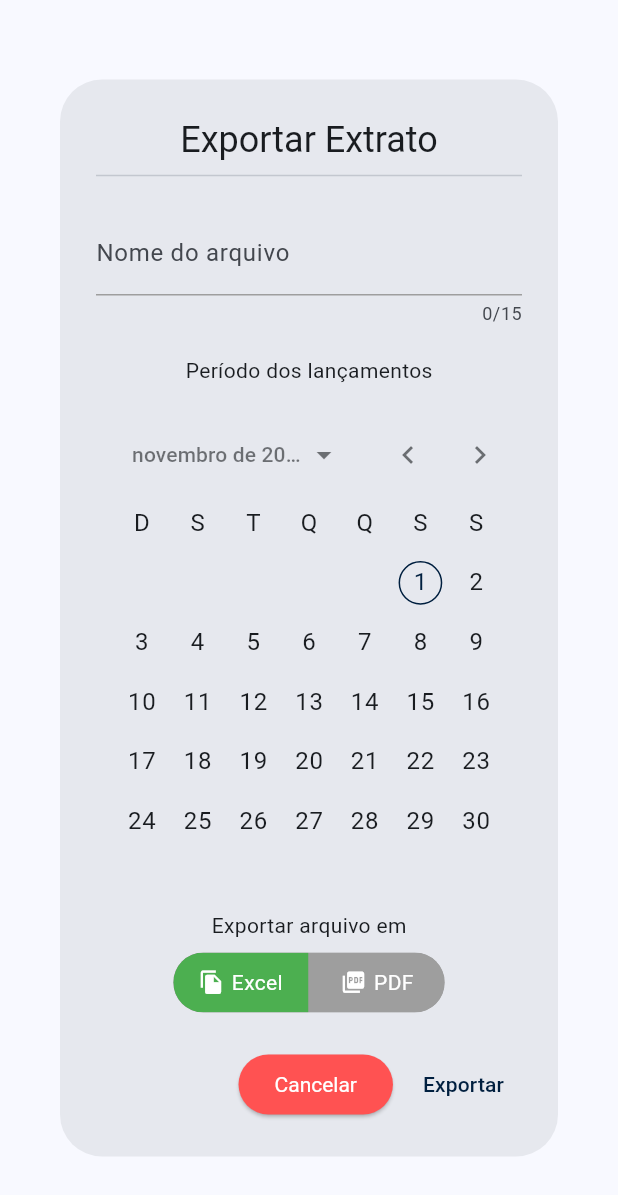
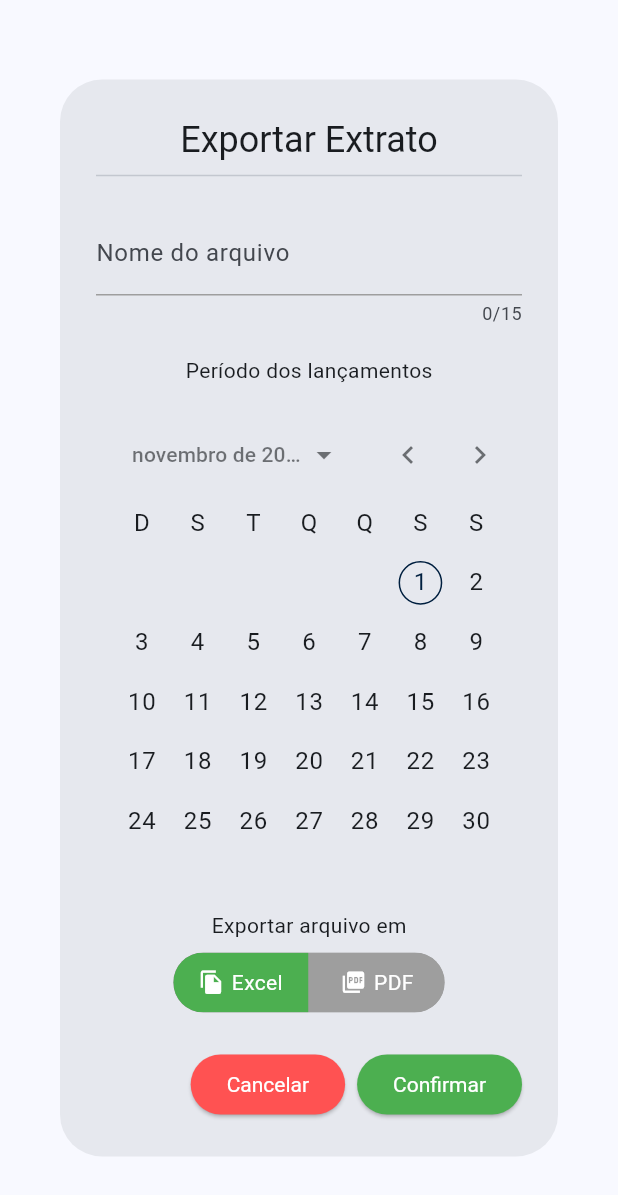
Before and after one commit to Mateus-Leandro/gestao_ejc, a Flutter app: the CustomFinancialReportForm widget shown alone on an empty page, opened directly, on a phone screen of 412 x 824 dp. Shown: the top 1195 px of the screen. Run offline on Flutter 3.47's test engine with Material 3 defaults, Android fonts, the phone set to English and light mode, and no system bars; drawn by our look-alikes of calendar_date_picker2, toggle_switch; our stand-ins replace buttons_tabbar, cloud_firestore, firebase_auth, firebase_core, font_awesome_flutter, get_it and 2 more; missing offline and left inert: currency_textfield, dart:html, syncfusion_flutter_pdf, syncfusion_flutter_xlsio; accounts and stored records are empty.

Commit message:
Botão de confirmação utilizar ícone personalizado.

```diff
--- a/lib/components/forms/custom_financial_report_form.dart
+++ b/lib/components/forms/custom_financial_report_form.dart
@@ -1,6 +1,7 @@
 import 'package:calendar_date_picker2/calendar_date_picker2.dart';
 import 'package:flutter/material.dart';
 import 'package:gestao_ejc/components/buttons/custom_cancel_button.dart';
+import 'package:gestao_ejc/components/buttons/custom_confirmation_button.dart';
 import 'package:gestao_ejc/functions/function_date.dart';
 import 'package:gestao_ejc/models/financial_model.dart';
 import 'package:gestao_ejc/services/financial_service.dart';
@@ -106,7 +107,7 @@ class _CustomFinancialReportFormState extends State<CustomFinancialReportForm> {
       ),
       actions: [
         CustomCancelButton(onPressed: () => Navigator.of(context).pop()),
-        TextButton(
+        CustomConfirmationButton(
           onPressed: () async {
             if (_formKey.currentState!.validate()) {
               if (dates[0] != null && dates.length < 2) {
@@ -125,7 +126,6 @@ class _CustomFinancialReportFormState extends State<CustomFinancialReportForm> {
               Navigator.of(context).pop();
             }
           },
-          child: const Text('Exportar'),
         ),
       ],
     );
```
